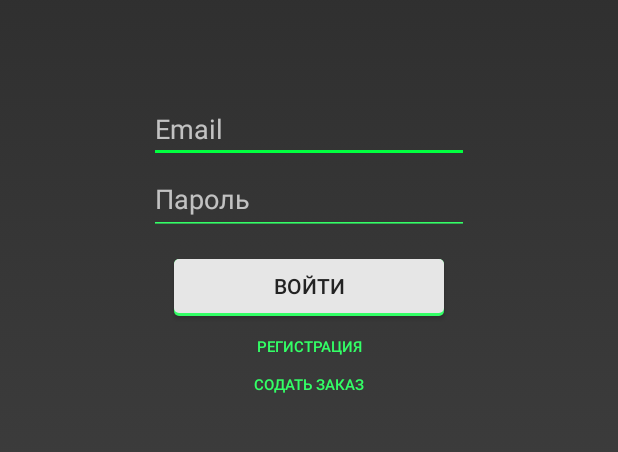
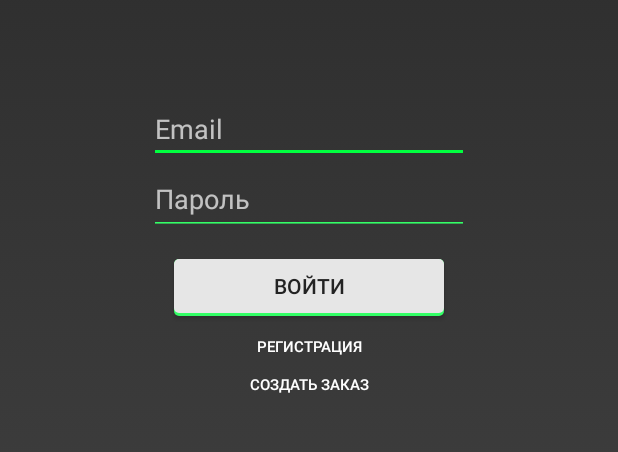
Before and after one commit to LatyninEugene/RTrucking, an Android app: the screen it shows after launch (MainActivity), on a phone screen of 412 x 824 dp, the part 487-939 px from its top. Run offline under Robolectric (Android 15) with nearby library versions, the phone set to English and light mode, and no system bars; our stand-ins replace Firebase (no records; nobody signed in at launch, a user with empty details on screens opened directly).

Commit message:
Create MainActivity

```diff
--- a/app/build.gradle
+++ b/app/build.gradle
@@ -31,4 +31,5 @@ dependencies {
 
 
 
+
 apply plugin: 'com.google.gms.google-services'
--- a/app/src/main/AndroidManifest.xml
+++ b/app/src/main/AndroidManifest.xml
@@ -9,7 +9,8 @@
         android:roundIcon="@mipmap/ic_launcher_round"
         android:supportsRtl="true"
         android:theme="@style/AppTheme">
-        <activity android:name=".MainActivity"
+        <activity
+            android:name=".MainActivity"
             android:theme="@style/Theme.AppCompat.NoActionBar">
             <intent-filter>
                 <action android:name="android.intent.action.MAIN" />
@@ -17,6 +18,7 @@
                 <category android:name="android.intent.category.LAUNCHER" />
             </intent-filter>
         </activity>
+        <activity android:name=".RegActivity"></activity>
     </application>
 
 </manifest>
--- a/app/src/main/res/layout/activity_main.xml
+++ b/app/src/main/res/layout/activity_main.xml
@@ -7,6 +7,11 @@
     android:background="@drawable/main_gradient"
     tools:context="com.latynin.rtrucking.MainActivity"
     android:theme="@style/Theme.AppCompat.NoActionBar">
+
+    <ImageView
+        android:id="@+id/icon"
+        android:layout_width="wrap_content"
+        android:layout_height="wrap_content" />
 
     <TextView
         android:id="@+id/textView"
@@ -74,7 +79,7 @@
         android:layout_marginTop="8dp"
         android:background="#00000000"
         android:text="Регистрация"
-        android:textColor="@color/colorAccent"
+        android:textColor="#ffffff"
         android:textSize="10sp"
         app:layout_constraintEnd_toEndOf="parent"
         app:layout_constraintStart_toStartOf="parent"
@@ -88,8 +93,8 @@
         android:layout_marginEnd="8dp"
         android:layout_marginStart="8dp"
         android:background="#00000000"
-        android:text="Содать заказ"
-        android:textColor="@color/colorAccent"
+        android:text="Создать заказ"
+        android:textColor="#ffffff"
         android:textSize="10sp"
         app:layout_constraintEnd_toEndOf="parent"
         app:layout_constraintStart_toStartOf="parent"
```
Also changed, not shown: app/src/main/java/com/latynin/rtrucking/RegActivity.java (added, +13 -0 lines), app/src/main/res/layout/activity_reg.xml (added, +9 -0 lines).
